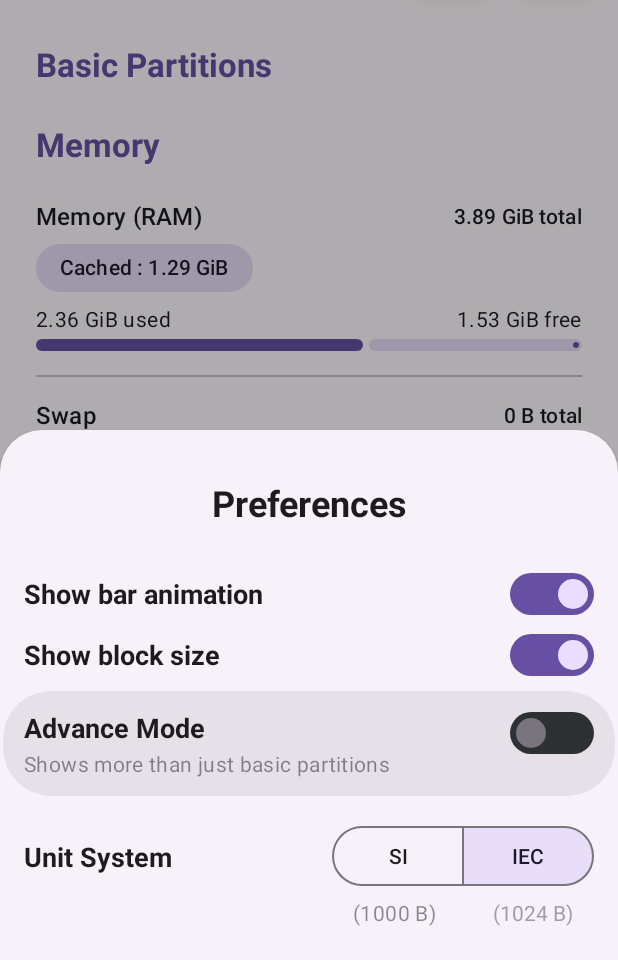
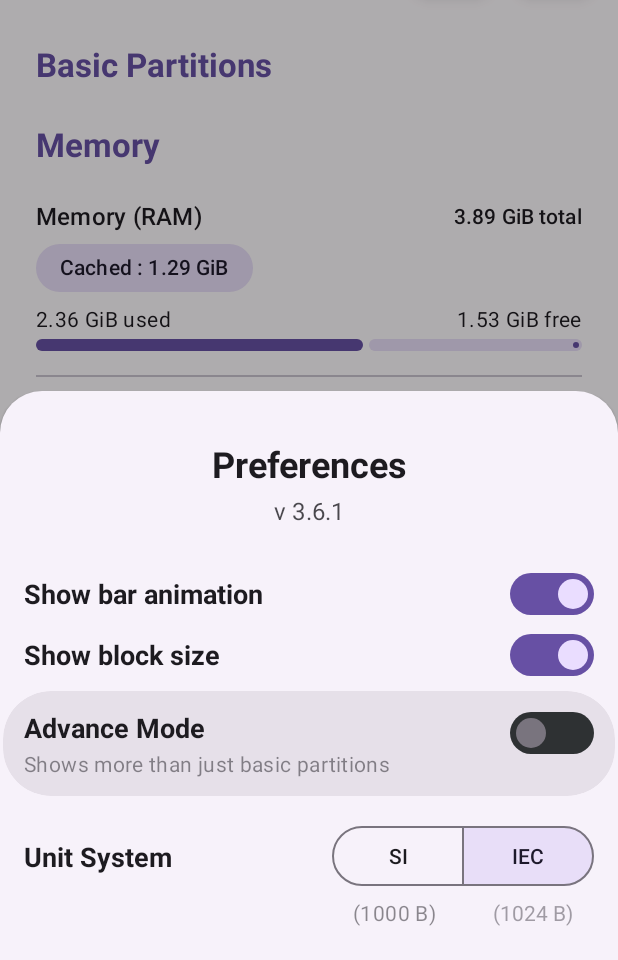
Before and after one commit to DrHowdyDoo/DiskInfo, an Android app: the screen it shows after launch (MainActivity), after a tap on an icon or button, on a phone screen of 412 x 824 dp, the part 276-1236 px from its top. Run offline under Robolectric (Android 15) with nearby library versions, the phone set to English and light mode, and no system bars; libraries missing offline, so code that uses them is left out: me.zhanghai.android; 1 statement that could not run was skipped.

Commit message:
version showed in preferences section

```diff
--- a/app/src/main/java/com/drhowdydoo/diskinfo/SettingsBottomSheet.java
+++ b/app/src/main/java/com/drhowdydoo/diskinfo/SettingsBottomSheet.java
@@ -7,6 +7,7 @@ import android.os.Bundle;
 import android.view.LayoutInflater;
 import android.view.View;
 import android.view.ViewGroup;
+import android.widget.TextView;
 
 import androidx.annotation.NonNull;
 import androidx.annotation.Nullable;
@@ -19,6 +20,7 @@ public class SettingsBottomSheet extends BottomSheetDialogFragment {
 
     private SwitchMaterial animation, blockSize, advanceMode;
     private MaterialButtonToggleGroup unitToggle;
+    private TextView versionName;
     private SharedPreferences sharedPref;
     private SharedPreferences.Editor editor;
     private boolean isChanged = false, isCheckedPreviously, advanceModeOn = false, isModeChanged = false, useSI = false;
@@ -36,10 +38,13 @@ public class SettingsBottomSheet extends BottomSheetDialogFragment {
         editor = sharedPref.edit();
 
 
+        versionName = v.findViewById(R.id.txtView_version);
         animation = v.findViewById(R.id.switchMaterial_animation);
         blockSize = v.findViewById(R.id.switchMaterial_blockSize);
         advanceMode = v.findViewById(R.id.switchMaterial_advance_mode);
         unitToggle = v.findViewById(R.id.unitToggle);
+
+        versionName.setText("v " + BuildConfig.VERSION_NAME);
 
 
         animation.setChecked(sharedPref.getBoolean("animation", true));
--- a/app/src/main/res/layout/settings_bottom_sheet_layout.xml
+++ b/app/src/main/res/layout/settings_bottom_sheet_layout.xml
@@ -19,6 +19,18 @@
         app:layout_constraintStart_toStartOf="parent"
         app:layout_constraintTop_toTopOf="parent" />
 
+    <TextView
+        android:id="@+id/txtView_version"
+        android:layout_width="wrap_content"
+        android:layout_height="wrap_content"
+        android:gravity="center"
+        android:layout_marginTop="4dp"
+        android:textAppearance="?attr/textAppearanceSubtitle1"
+        android:alpha="0.8"
+        app:layout_constraintEnd_toEndOf="@+id/txtView_title"
+        app:layout_constraintStart_toStartOf="@+id/txtView_title"
+        app:layout_constraintTop_toBottomOf="@+id/txtView_title" />
+
 
     <TextView
         android:id="@+id/textView"
@@ -34,7 +46,7 @@
         android:textSize="18sp"
         app:layout_constraintEnd_toStartOf="@+id/switchMaterial_animation"
         app:layout_constraintStart_toStartOf="parent"
-        app:layout_constraintTop_toBottomOf="@+id/txtView_title" />
+        app:layout_constraintTop_toBottomOf="@+id/txtView_version" />
 
     <com.google.android.material.switchmaterial.SwitchMaterial
         android:id="@+id/switchMaterial_animation"
```
